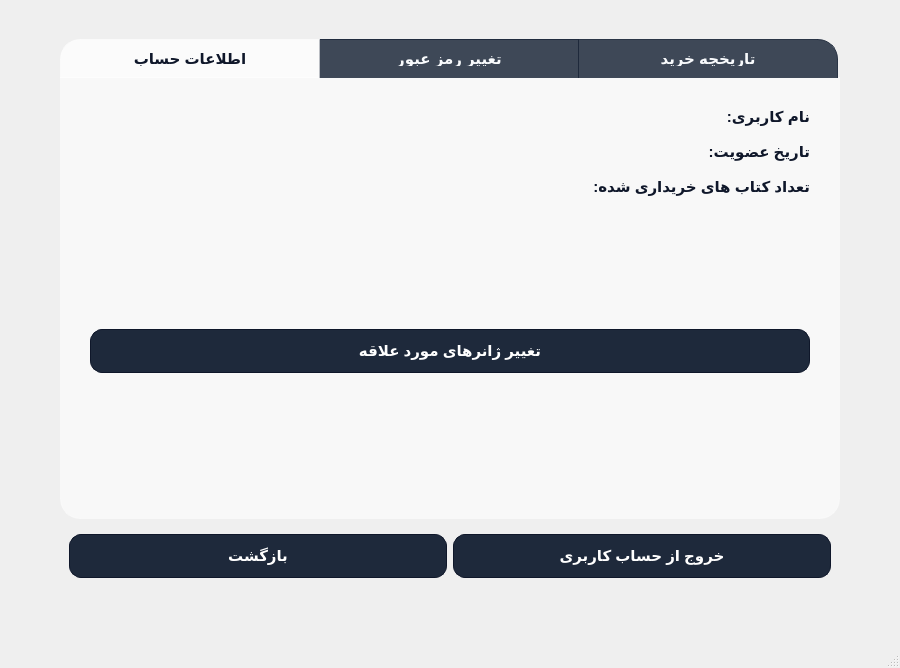
Old version of the form client/profilewindow_c.ui in the repository afkhamis1386-afk/bookCLUB_Project.
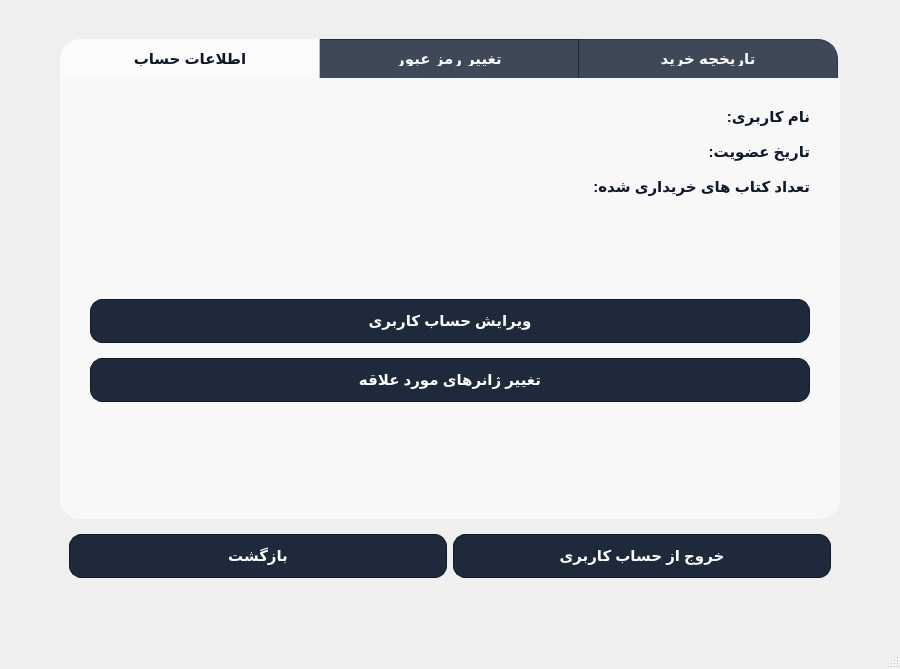
New version of the form. Icons and pictures are not drawn.

Commit message: add new options at publishermainwindow and profilewindow

Diff of the .ui file:
```diff
--- a/client/profilewindow_c.ui
+++ b/client/profilewindow_c.ui
@@ -7,7 +7,7 @@
     <x>0</x>
     <y>0</y>
     <width>900</width>
-    <height>668</height>
+    <height>669</height>
    </rect>
   </property>
   <property name="windowTitle">
@@ -290,6 +290,13 @@
           </property>
          </spacer>
         </item>
+        <item>
+         <widget class="QPushButton" name="editAccountButton">
+          <property name="text">
+           <string>ویرایش حساب کاربری</string>
+          </property>
+         </widget>
+        </item>
         <item>
          <widget class="QPushButton" name="editGenresButton">
           <property name="text">
```
Left out of the diff: 39 changed lines with no effect on the pictures. The commit also changes 13 other files.
